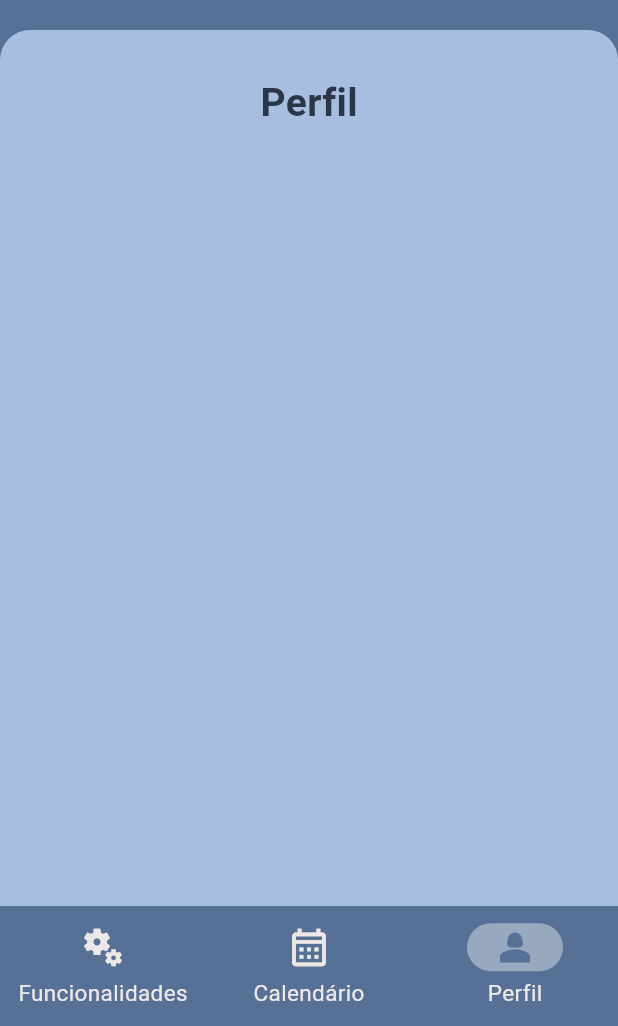
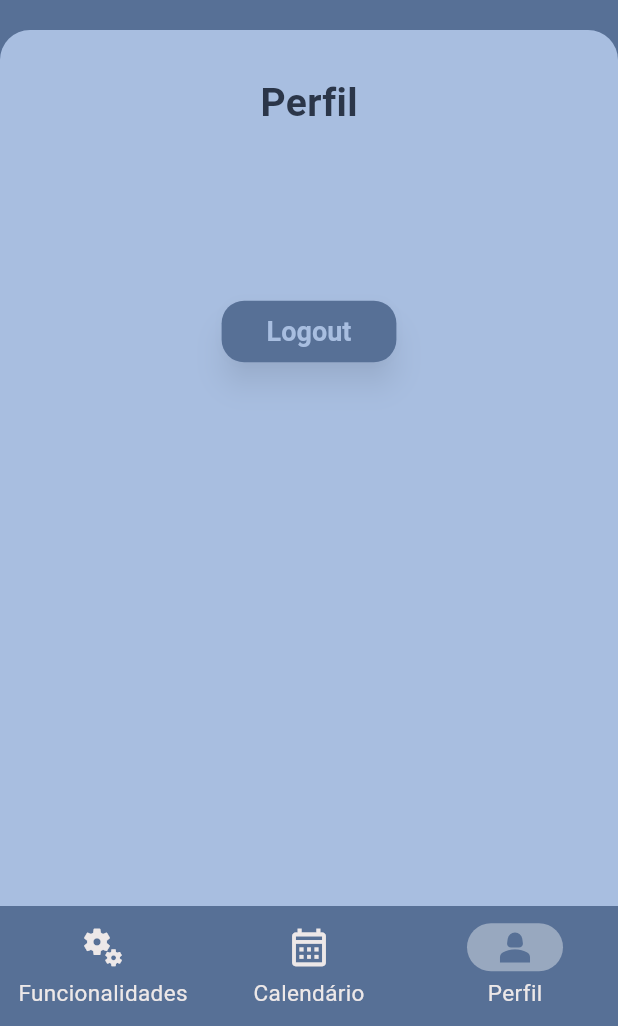
Before and after one commit to NicolasKLange/App-Family-Home, a Flutter app: the DashboardScreen screen opened by its route, item 3 of the bottom bar chosen, on a phone screen of 412 x 824 dp, the part 210-1236 px from its top. Run offline on Flutter 3.47's test engine with Material 3 defaults, Android fonts, the light colour scheme and no system bars; our stand-ins replace flutter_spinkit.

Commit message:
adicionado botão de logout

```diff
--- a/lib/assets/customHeader.dart
+++ b/lib/assets/customHeader.dart
@@ -27,7 +27,7 @@ class CustomScreenHeader extends StatelessWidget {
         //BORDA ARREDONDADA
         Container(
           width: double.infinity,
-          height: MediaQuery.of(context).size.height * 0.9,
+          height: MediaQuery.of(context).size.height * 2.0,
           decoration: const BoxDecoration(
             //COR FUNDO PARTE INFERIOR
             color: Color(0xFFA8BEE0),
--- a/lib/profile/profile.dart
+++ b/lib/profile/profile.dart
@@ -1,25 +1,43 @@
 import 'package:flutter/material.dart';
 import 'package:family_home/assets/buttonStyles.dart';
 import 'package:family_home/assets/customHeader.dart';
+import 'package:family_home/main.dart'; // Importe a tela de login
 
 class ProfileScreen extends StatelessWidget {
   const ProfileScreen({super.key});
 
   @override
   Widget build(BuildContext context) {
-    return const SingleChildScrollView(
+    return SingleChildScrollView(
       child: CustomScreenHeader(
         imagePath: 'lib/assets/icons/logo.png',
         child: Column(
           children: [
-            Padding(
+            const Padding(
               padding: EdgeInsets.only(top: 30),
               child: Text(
                 'Perfil',
                 style: ButtonStyles.sectionTitleStyle,
               ),
             ),
-            SizedBox(height: 10),
+            const SizedBox(height: 10),
+            Padding(
+              padding: const EdgeInsets.all(100.0),
+              child: ElevatedButton(
+                style: ButtonStyles.primaryButton,
+                onPressed: () {
+                  // Função de logout do app
+                  Navigator.pushReplacement(
+                    context,
+                    MaterialPageRoute(
+                      builder: (context) =>
+                          const MyApp(), // Navega para a tela de login
+                    ),
+                  );
+                },
+                child: const Text('Logout'),
+              ),
+            ),
           ],
         ),
       ),
--- a/lib/services/shopping/supermarket.dart
+++ b/lib/services/shopping/supermarket.dart
@@ -92,8 +92,8 @@ class _SupermarketScreenState extends State<SupermarketScreen> {
                         IconButton(
                           icon: const Icon(Icons.add),
                           color: const Color(0xFF2B3649),
-                          onPressed:
-                              _showAddItemDialog, // Chama o diálogo para adicionar item
+                          onPressed: _showAddItemDialog,
+                          // Chama o diálogo para adicionar item
                         ),
                       ],
                     ),
```
